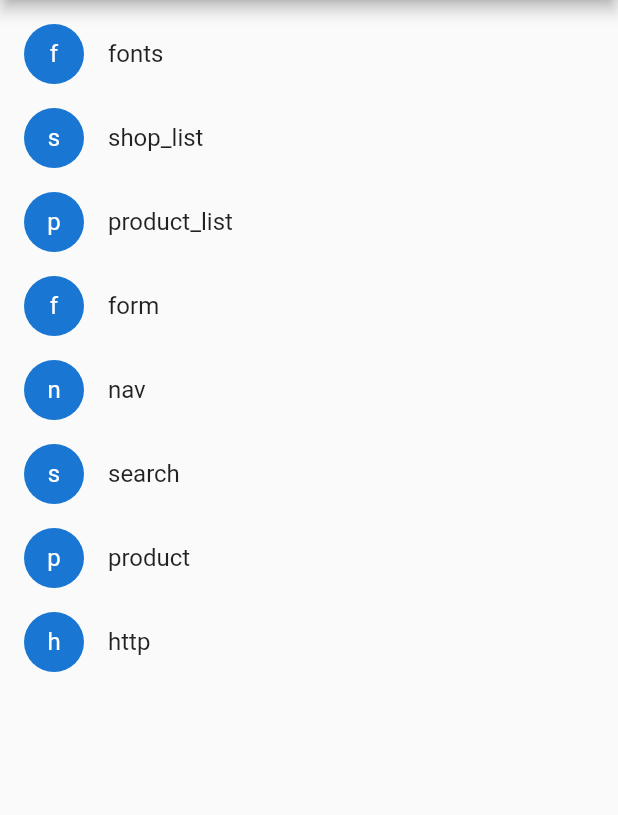
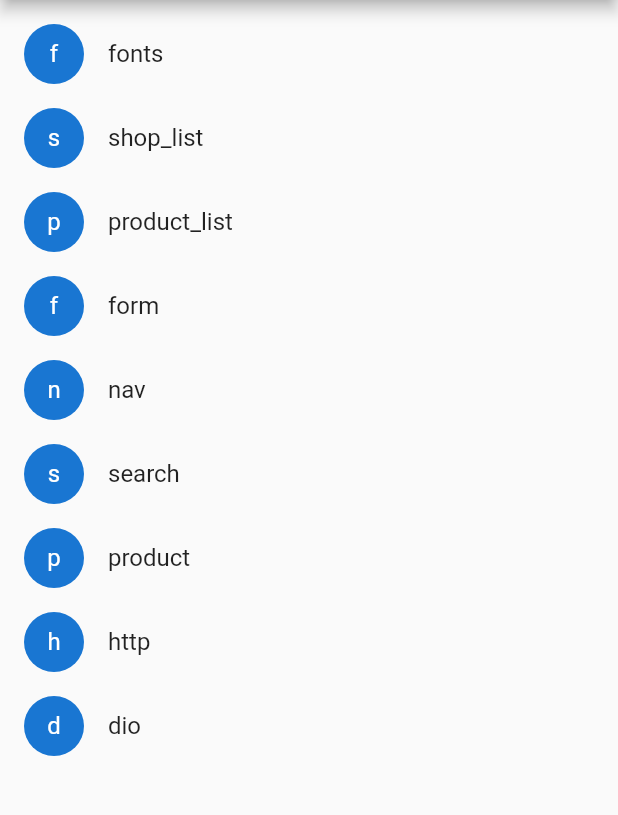
Before and after one commit to Infinite-eyes/FlutterDemo, a Flutter app: the screen it shows after launch, on a phone screen of 412 x 824 dp, the part 84-899 px from its top. Run offline on Flutter 3.47's test engine with Material 2 defaults, Android fonts, the phone set to English and light mode, and no system bars; our stand-ins replace dio.

Commit message:
1.add dio

```diff
--- a/lib/main.dart
+++ b/lib/main.dart
@@ -26,6 +26,7 @@ void main() {
           new Example("search", "search pages", "SEARCH"),
           new Example("product", "product pages", "PRODUCT"),
           new Example("http", "http pages", "HTTP"),
+          new Example("dio", "dio pages", "DIO"),
         ],
       ),
       onGenerateRoute: onGenerateRoute));
@@ -122,6 +123,10 @@ class _ExampleListState extends State<ExampleList> {
       case "HTTP":
         Navigator.pushNamed(context, '/http');
         break;
+      case "DIO":
+        Navigator.pushNamed(context, '/dio');
+        break;
+
     }
   }
 
--- a/lib/routes/routes.dart
+++ b/lib/routes/routes.dart
@@ -1,5 +1,6 @@
 import 'package:flutter/material.dart';
 import 'package:flutterapp/page/fontspage.dart';
+import 'package:flutterapp/page/http_dio_page.dart';
 import 'package:flutterapp/page/http_page.dart';
 import 'package:flutterapp/page/navigate_with_arguments.dart';
 import 'package:flutterapp/page/product_info.dart';
@@ -12,8 +13,10 @@ final routes = {
   '/shop_list': (context) => ShopList.ShoppingList(),
   '/search': (context, {arguments}) => SearchPage(arguments: arguments),
   '/product': (context) => ProductPage(),
-  '/product_info': (context, {arguments}) => ProductInfoPage(arguments: arguments),
+  '/product_info': (context, {arguments}) =>
+      ProductInfoPage(arguments: arguments),
   '/http': (context, {arguments}) => HttpPage(),
+  '/dio': (context, {arguments}) => HttpDioPage(),
   ExtractArgumentsScreen.routeName: (context) => ExtractArgumentsScreen(),
 };
 
--- a/pubspec.yaml
+++ b/pubspec.yaml
@@ -26,6 +26,7 @@ dependencies:
 
 
   http: ^0.12.1
+  dio: ^3.0.9
 
 
   # The following adds the Cupertino Icons font to your application.
```
Also changed, not shown: lib/page/http_dio_page.dart (added, +61 -0 lines), pubspec.lock.
